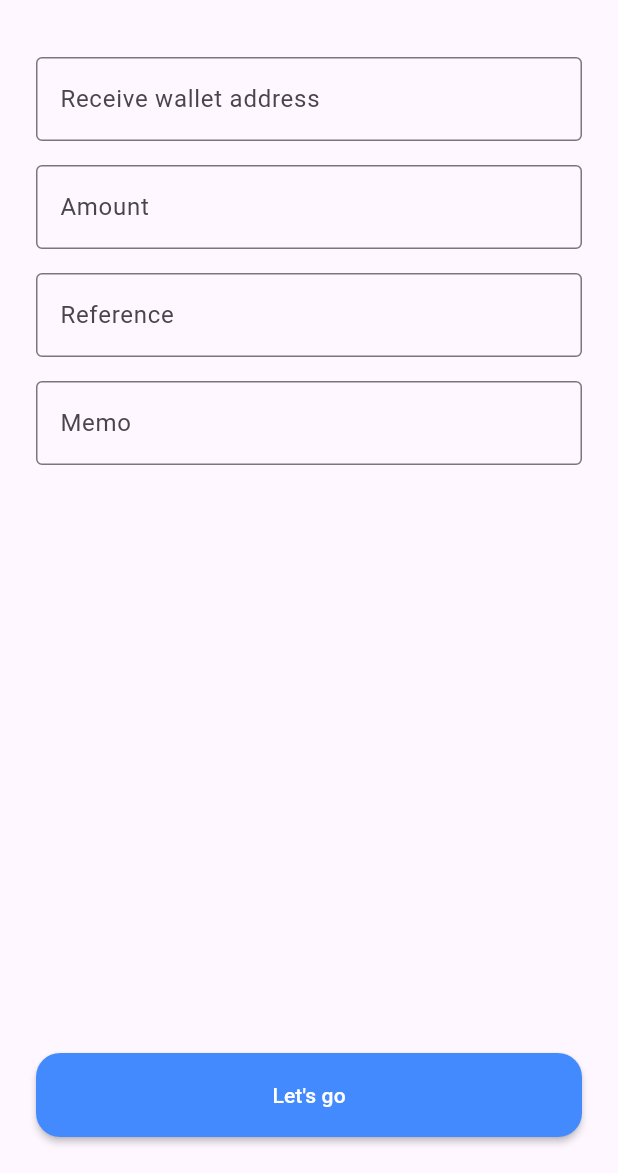
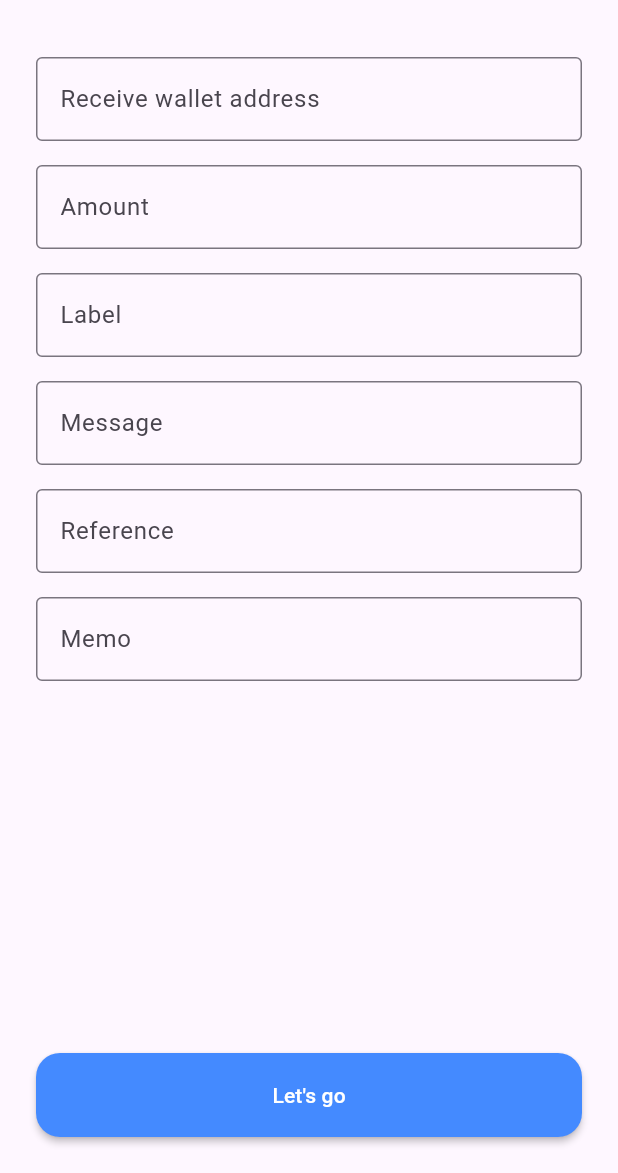
Before and after one commit to kackogut/solana_pay_generator, a Flutter app: the screen it shows after launch, on a phone screen of 412 x 824 dp, the part 63-1236 px from its top. Run offline on Flutter 3.47's test engine with Material 2 defaults, Android fonts, the light colour scheme and no system bars; our stand-ins replace equatable, flutter_bloc, pretty_qr_code.

Commit message:
Add label and message to Solana parameters

```diff
--- a/lib/data/solana_pay_request.dart
+++ b/lib/data/solana_pay_request.dart
@@ -1,5 +1,12 @@
 class SolanaPayRequest {
-  SolanaPayRequest({required this.address});
+  SolanaPayRequest({
+    required this.address,
+    this.label,
+    this.message,
+    this.amount,
+    this.reference,
+    this.memo,
+  });
 
   String address;
   String? label;
--- a/lib/data/transfer/transfer_request_repository.dart
+++ b/lib/data/transfer/transfer_request_repository.dart
@@ -1,6 +1,3 @@
-import 'package:solana_pay/solana_pay.dart';
-import 'package:solana_pay/src/model/transaction_request.dart';
-import 'package:solana_pay/src/model/transfer_request.dart';
 import '../../util/constants.dart';
 import '../solana_pay_request.dart';
 
@@ -13,15 +10,12 @@ class DefaultTransferRequestRepository extends TransferRequestRepository {
   String getLink(SolanaPayRequest solanaPayRequest) {
     Map<String, dynamic> queryParameters = _getQueryParameters(solanaPayRequest);
 
-    encodeTransferRequestURL()
-    String url = Uri(
+    return Uri(
       scheme: SOLANA_PROTOCOL,
       path: solanaPayRequest.address,
       queryParameters: queryParameters,
     )
         .toString();
-
-    return url;
   }
 
   Map<String, dynamic> _getQueryParameters(SolanaPayRequest solanaPayRequest) {
--- a/lib/feature/input/bloc/parameters_input_cubit.dart
+++ b/lib/feature/input/bloc/parameters_input_cubit.dart
@@ -9,6 +9,8 @@ class ParametersInputCubit extends Cubit<ParametersInputState> {
             amount: null,
             reference: null,
             memo: null,
+            message: null,
+            label: null,
           ),
         );
 
@@ -20,6 +22,14 @@ class ParametersInputCubit extends Cubit<ParametersInputState> {
     emit(state.copyWith(amount: amount));
   }
 
+  void onLabelChange(String label) {
+    emit(state.copyWith(label: label));
+  }
+
+  void onMessageChange(String message) {
+    emit(state.copyWith(message: message));
+  }
+
   void onReferenceChange(String reference) {
     emit(state.copyWith(reference: reference));
   }
--- a/lib/feature/input/bloc/parameters_input_state.dart
+++ b/lib/feature/input/bloc/parameters_input_state.dart
@@ -4,27 +4,42 @@ class ParametersInputState extends Equatable {
   final String address;
   final String? amount;
   final String? reference;
+  final String? label;
+  final String? message;
   final String? memo;
 
   const ParametersInputState({
     required this.address,
     required this.amount,
     required this.reference,
+    required this.label,
+    required this.message,
     required this.memo,
   });
 
   @override
-  List<Object?> get props => [address, amount];
+  List<Object?> get props => [
+        address,
+        amount,
+        reference,
+        label,
+        message,
+        memo,
+      ];
 
   ParametersInputState copyWith({
     String? address,
     String? amount,
+    String? label,
+    String? message,
     String? reference,
     String? memo,
   }) =>
       ParametersInputState(
         address: address ?? this.address,
         amount: amount ?? this.amount,
+        label: label ?? this.label,
+        message: message ?? this.message,
         reference: reference ?? this.reference,
         memo: memo ?? this.memo,
       );
--- a/lib/feature/input/parameters_input_screen.dart
+++ b/lib/feature/input/parameters_input_screen.dart
@@ -68,6 +68,26 @@ class InputBody extends StatelessWidget {
               const Padding(padding: EdgeInsets.only(top: 16.0)),
 
               BaseInput(
+                labelText: 'Label',
+                keyboardType: TextInputType.number,
+                onChanged: (text) => context
+                    .read<ParametersInputCubit>()
+                    .onLabelChange(text),
+              ),
+
+              const Padding(padding: EdgeInsets.only(top: 16.0)),
+
+              BaseInput(
+                labelText: 'Message',
+                keyboardType: TextInputType.number,
+                onChanged: (text) => context
+                    .read<ParametersInputCubit>()
+                    .onMessageChange(text),
+              ),
+
+              const Padding(padding: EdgeInsets.only(top: 16.0)),
+
+              BaseInput(
                 labelText: 'Reference',
                 keyboardType: TextInputType.number,
                 onChanged: (address) => context
--- a/lib/feature/qr/bloc/qr_generator_cubit.dart
+++ b/lib/feature/qr/bloc/qr_generator_cubit.dart
@@ -19,7 +19,14 @@ class QrGeneratorCubit extends Cubit<QrGeneratorState> {
 
   void onGenerate() async {
     ParametersInputState inputState = _parametersInputCubit.state;
-    SolanaPayRequest request = SolanaPayRequest(address: inputState.address);
+    SolanaPayRequest request = SolanaPayRequest(
+      address: inputState.address,
+      label: inputState.label,
+      message: inputState.message,
+      amount: inputState.amount,
+      reference: inputState.reference,
+      memo: inputState.memo,
+    );
 
     String qrCode = _generateTransferRequestQrUseCase.execute(request);
 
```
